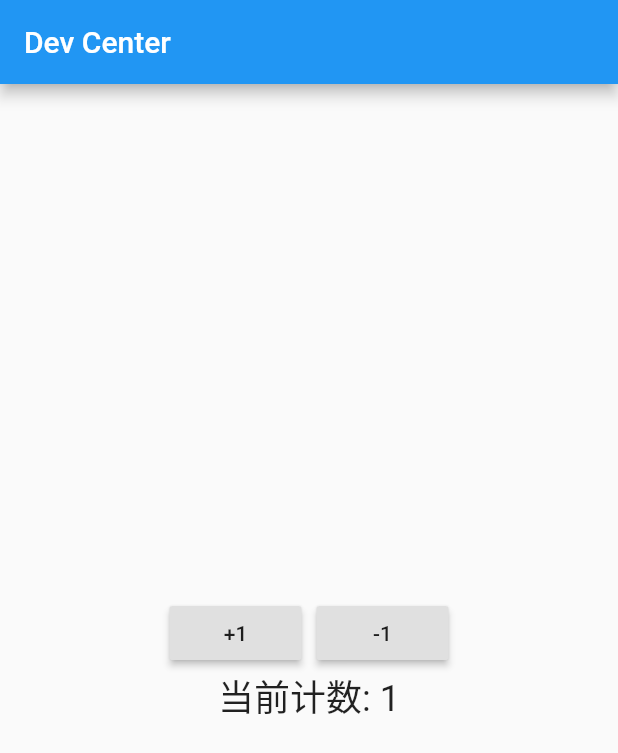
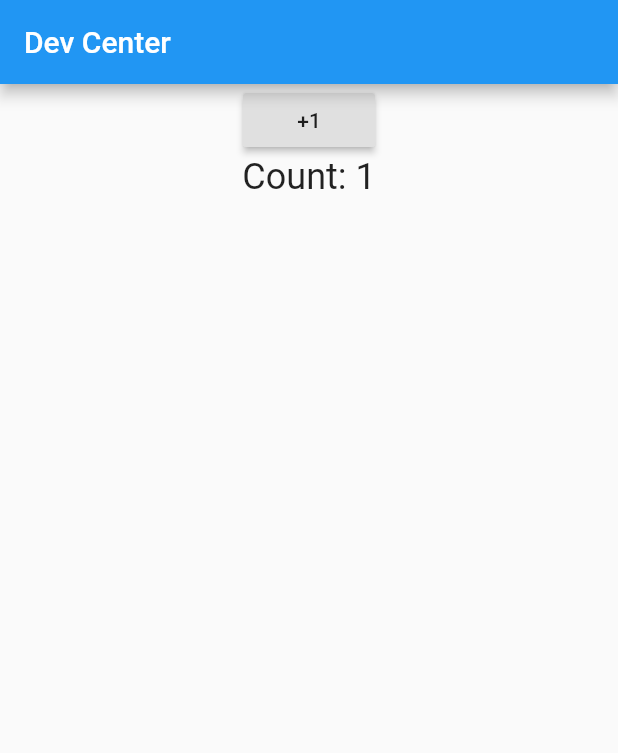
Before and after one commit to PhoenixNest/Hello-Flutter, a Flutter app: the screen it shows after launch, after a tap on "+1", on a phone screen of 412 x 824 dp. Shown: the top 753 px of the screen. Run offline on Flutter 3.47's test engine with Material 2 defaults, Android fonts, the phone set to English and light mode, and no system bars.

Commit message:
Learning Flutter Day02 - Life Cycle

```diff
--- a/helloflutter/lib/main.dart
+++ b/helloflutter/lib/main.dart
@@ -16,9 +16,23 @@ class MyApp extends StatelessWidget {
   }
 }
 
+/// 生命周期函数调用顺序：
+/// (1). Widget构造函数 ->
+/// (2). Widget - createState ->
+/// (3). WidgetState - 构造函数 ->
+/// (4). WidgetState - initState ->
+/// (5). WidgetState - didChangeDependencies ->
+/// (6). WidgetState - build ->
+/// (7). (如果对页面元素进行改变则会重新调用build方法) WidgetState - build ->
+
 class ContentWidget extends StatefulWidget {
+  ContentWidget() {
+    print("ContentWidget构造函数");
+  }
+
   @override
   State<StatefulWidget> createState() {
+    print("ContentWidget - createState");
     return ContentWidgetState();
   }
 }
@@ -26,44 +40,51 @@ class ContentWidget extends StatefulWidget {
 class ContentWidgetState extends State<ContentWidget> {
   int currentNum = 0;
 
+  ContentWidgetState() {
+    print("ContentWidgetState构造函数");
+  }
+
+  @override
+  void initState() {
+    // 父类种可能调用的方法
+    super.initState();
+
+    print("ContentWidgetState - initState");
+  }
+
+  @override
+  void didChangeDependencies() {
+    super.didChangeDependencies();
+    print("ContentWidgetState - didChangeDependencies");
+  }
+
   @override
   Widget build(BuildContext context) {
+    print("ContentWidgetState - build");
+
     return Center(
       child: Column(
-        mainAxisAlignment: MainAxisAlignment.center,
         children: <Widget>[
-          Row(
-            mainAxisAlignment: MainAxisAlignment.center,
-            children: [
           RaisedButton(
             child: Text("+1"),
             onPressed: () {
-                  print("Press");
-                  // 监听状态改变
               setState(() {
                 currentNum++;
               });
             },
           ),
-              SizedBox(width: 10),
-              RaisedButton(
-                child: Text("-1"),
-                onPressed: () {
-                  print("Press");
-                  // 监听状态改变
-                  setState(() {
-                    currentNum--;
-                  });
-                },
-              ),
-            ],
-          ),
           Text(
-            "当前计数: $currentNum",
+            "Count: $currentNum",
             style: TextStyle(fontSize: 24),
           ),
         ],
       ),
     );
   }
+
+  @override
+  void didUpdateWidget(ContentWidget oldWidget) {
+    super.didUpdateWidget(oldWidget);
+    print("ContentWidgetState - didUpdateWidget");
   }
+}
```
Lines whose indentation alone changed are shown as unchanged.
